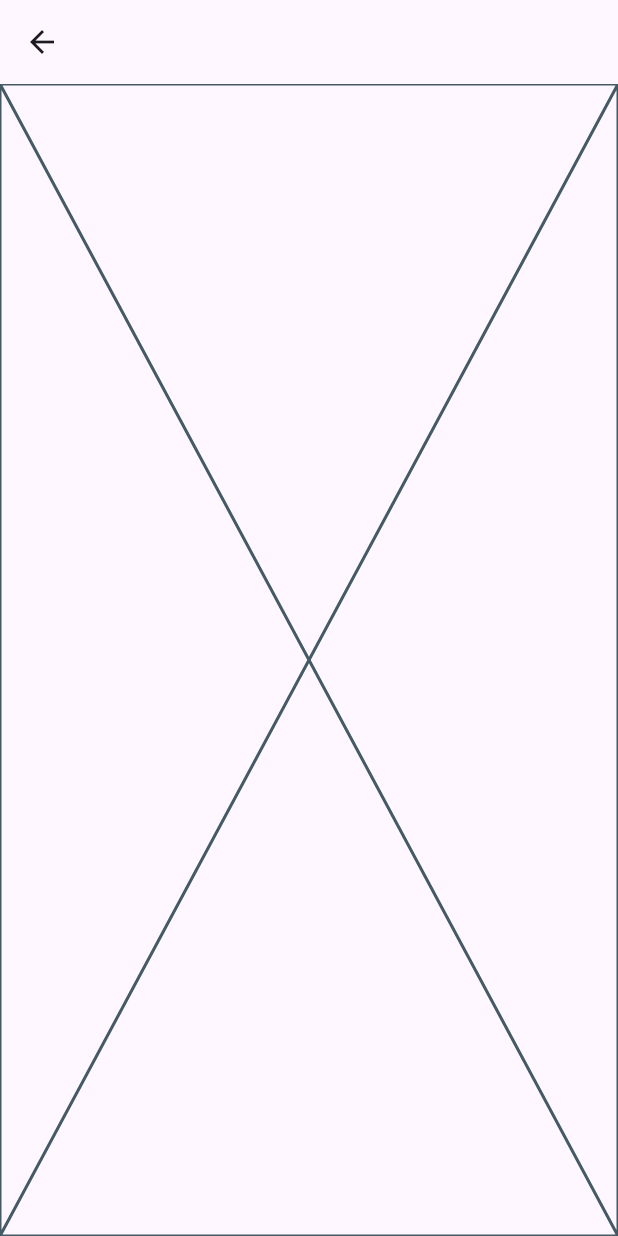
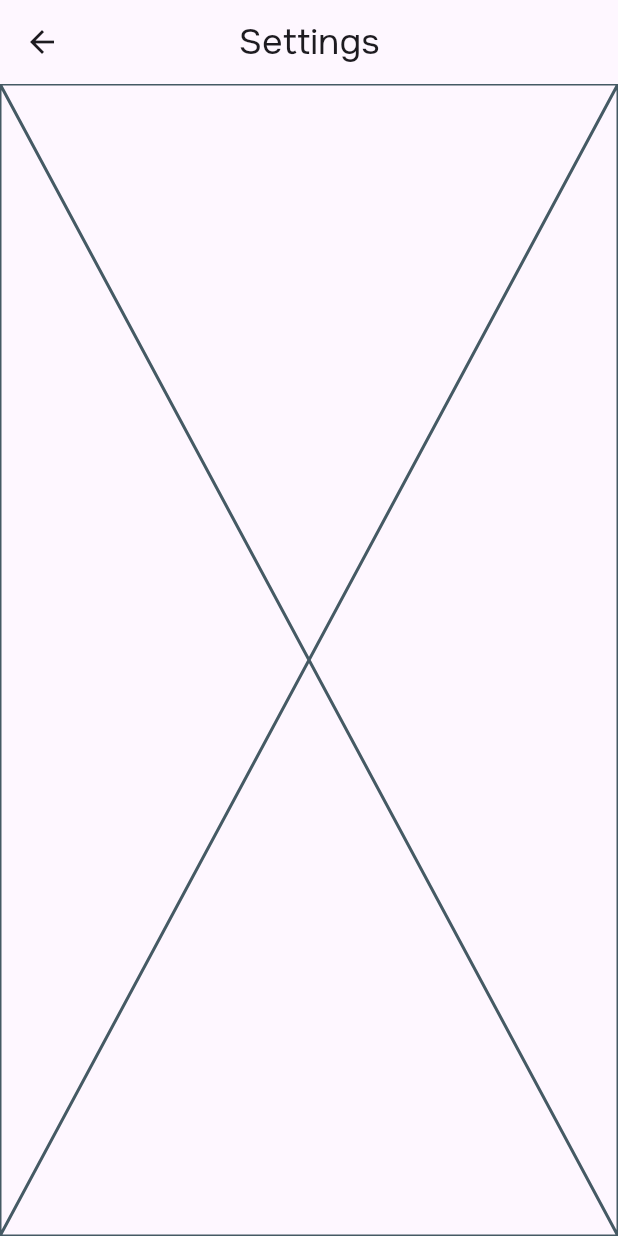
Before and after one commit to toastmanager/weather_app, a Flutter app: the SettingsPage screen opened by its route, on a phone screen of 412 x 824 dp. Run offline on Flutter 3.47's test engine with Material 3 defaults, Android fonts, the phone set to English and light mode, and no system bars; our stand-ins replace auto_route, bloc, dio, equatable, flutter_bloc, flutter_svg and 5 more; generated files the repository leaves out were written again; network calls fail.

Commit message:
title for settings page

```diff
--- a/lib/features/settings/presentation/pages/settings_page.dart
+++ b/lib/features/settings/presentation/pages/settings_page.dart
@@ -8,7 +8,10 @@ class SettingsPage extends StatelessWidget {
   @override
   Widget build(BuildContext context) {
     return Scaffold(
-      appBar: AppBar(),
+      appBar: AppBar(
+        title: const Text('Settings'),
+        centerTitle: true,
+      ),
       body: const Placeholder(),
     );
   }
```
